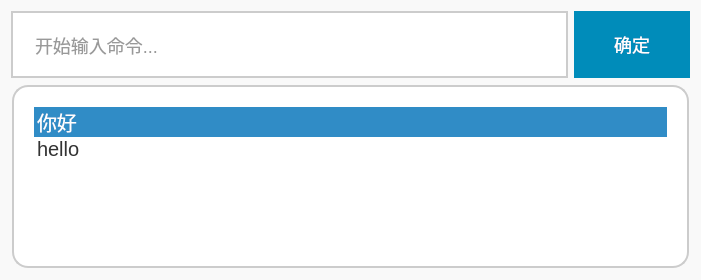
Above: DesktopTools/feather_hotkey/searchbar.ui from xmsociety/DesktopTools before the change. Below: the same form after it.
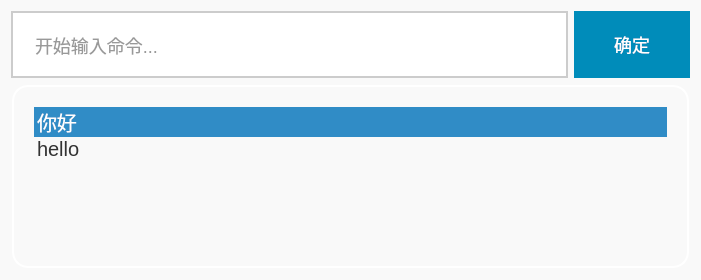
That is the form after the change.

```diff
--- a/DesktopTools/feather_hotkey/searchbar.ui
+++ b/DesktopTools/feather_hotkey/searchbar.ui
@@ -68,13 +68,14 @@
        <property name="styleSheet">
         <string notr="true">background-color: #FFFFFF;
 border-radius: 16px;
-border: 2px solid #CCCCCC;
+border: 2px solid #FFFFFF;
 padding: 20px;
 font-size: 20px;
 font-family: Arial, sans-serif;
 line-height: 2.5;
 margin-bottom: 10px;	
-margin: 1px; </string>
+margin: 1px; 
+background: transparent;</string>
        </property>
        <property name="currentRow">
         <number>0</number>
```
